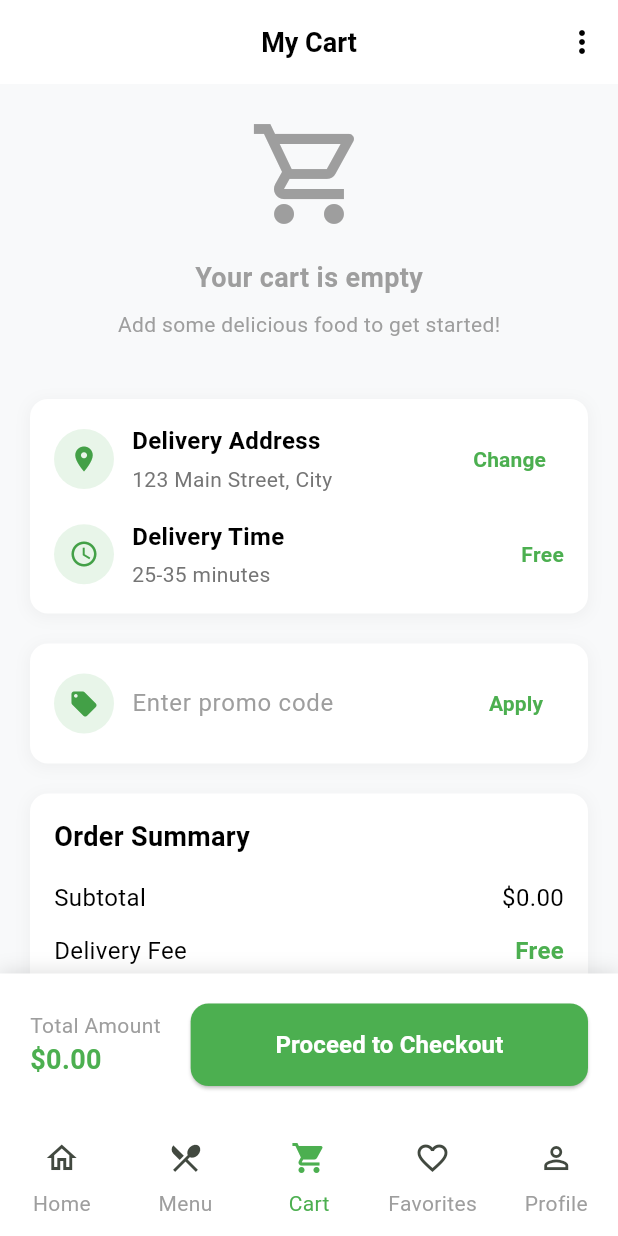
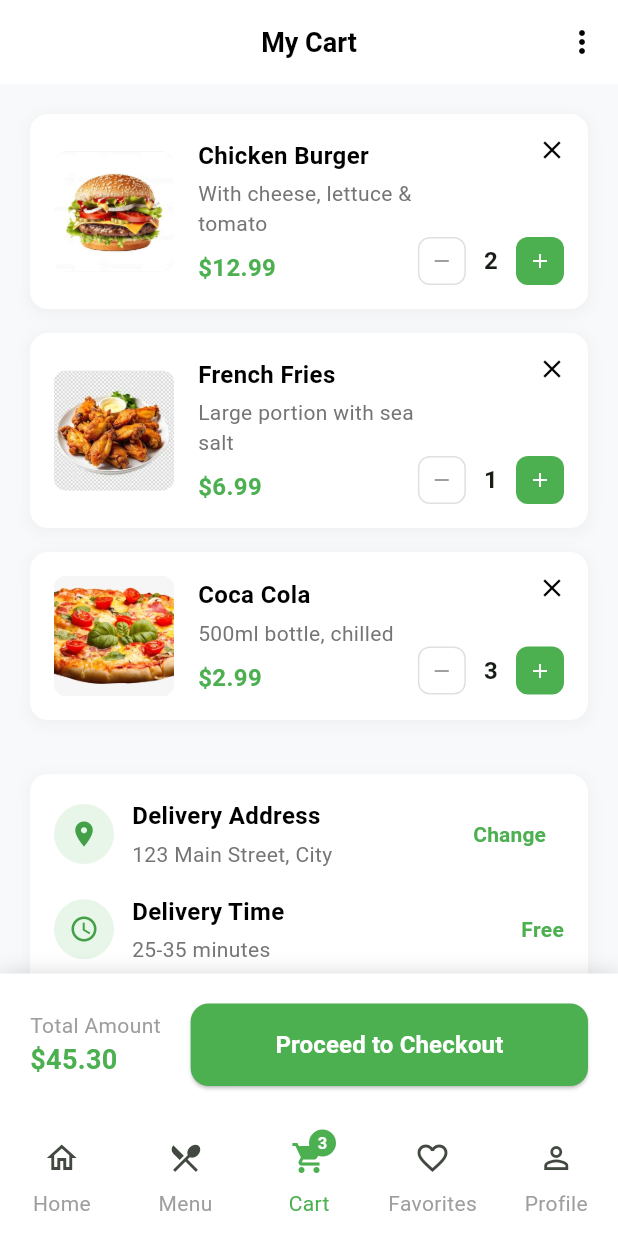
Before and after one commit to MDhafaR/tamplate-alfoodapp, a Flutter app: the screen it shows after launch, item 3 of the bottom bar chosen, on a phone screen of 412 x 824 dp. Run offline on Flutter 3.47's test engine with Material 3 defaults, Android fonts, the phone set to English and light mode, and no system bars; our stand-ins replace flutter_svg; missing offline and left inert: slide_switcher.

Commit message:
init week 3

```diff
--- a/lib/pages/cart_page.dart
+++ b/lib/pages/cart_page.dart
@@ -1,13 +1,10 @@
 import 'package:flutter/material.dart';
-// TODO: Import flutter_bloc untuk state management
-// import 'package:flutter_bloc/flutter_bloc.dart';
-// TODO: Import CartCubit untuk mengelola state cart
-// import '../cubit/cart_cubit.dart';
-// TODO: Import CartItemWidget untuk menampilkan item cart
-// import '../widgets/cart_item_widget.dart';
+import '../widgets/cart_item_widget.dart';
 import '../widgets/delivery_info_widget.dart';
 import '../widgets/promo_code_widget.dart';
 import '../widgets/order_summary_widget.dart';
+import '../models/cart_item.dart';
+import '../models/food_item.dart';
 
 class CartPage extends StatelessWidget {
   const CartPage({super.key});
@@ -37,32 +34,17 @@ class CartPage extends StatelessWidget {
           ),
         ],
       ),
-      body: Column(
-        children: [
-          Expanded(
-            child: SingleChildScrollView(
-              padding: const EdgeInsets.all(20),
-              child: Column(
-                children: [
-                  // TODO: Implementasi BlocBuilder untuk state management
-                  // BlocBuilder<CartCubit, CartState>(
-                  //   builder: (context, state) {
-                  //     if (state is CartInitial) {
-                  //       return const Center(child: CircularProgressIndicator());
-                  //     }
-                  //     if (state is CartLoaded) {
-                  //       final cartCubit = context.read<CartCubit>();
-                  //       if (cartCubit.cartItems.isEmpty) {
-                  //         return const Center(/* Empty cart UI */);
-                  //       }
-                  //       return Column(/* Cart items and summary */);
-                  //     }
-                  //     return const Center(child: Text('Something went wrong'));
-                  //   },
-                  // ),
+      body: Builder(
+        builder: (context) {
+          // TODO: Implement state management for cart data
+          final cartItems = _getStaticCartItems();
+          final subtotal = _calculateSubtotal(cartItems);
+          final deliveryFee = 0.0;
+          final tax = subtotal * 0.08;
+          final total = subtotal + deliveryFee + tax;
 
-                  // TODO: Implementasi kondisi empty cart
-                  const Center(
+          if (cartItems.isEmpty) {
+            return const Center(
               child: Column(
                 mainAxisAlignment: MainAxisAlignment.center,
                 children: [
@@ -87,17 +69,24 @@ class CartPage extends StatelessWidget {
                   ),
                 ],
               ),
+            );
+          }
+
+          return Column(
+            children: [
+              Expanded(
+                child: SingleChildScrollView(
+                  padding: const EdgeInsets.all(20),
+                  child: Column(
+                    children: [
+                      // Cart Items Section
+                      ...cartItems.map(
+                        (cartItem) => Padding(
+                          padding: const EdgeInsets.only(bottom: 16),
+                          child: CartItemWidget(cartItem: cartItem),
+                        ),
                       ),
 
-                  const SizedBox(height: 20),
-
-                  // TODO: Implementasi daftar cart items dengan BlocBuilder
-                  // ...cartCubit.cartItems.map(
-                  //   (cartItem) => Padding(
-                  //     padding: const EdgeInsets.only(bottom: 16),
-                  //     child: CartItemWidget(cartItem: cartItem),
-                  //   ),
-                  // ),
                       const SizedBox(height: 20),
 
                       // Delivery Information Section
@@ -110,20 +99,12 @@ class CartPage extends StatelessWidget {
 
                       const SizedBox(height: 20),
 
-                  // TODO: Implementasi Order Summary dengan data dari Cubit
-                  // OrderSummaryWidget(
-                  //   subtotal: cartCubit.subtotal,
-                  //   deliveryFee: cartCubit.deliveryFee,
-                  //   tax: cartCubit.tax,
-                  //   total: cartCubit.total,
-                  // ),
-
-                  // Static Order Summary untuk template
+                      // Order Summary Section
                       OrderSummaryWidget(
-                    subtotal: 0.0,
-                    deliveryFee: 0.0,
-                    tax: 0.0,
-                    total: 0.0,
+                        subtotal: subtotal,
+                        deliveryFee: deliveryFee,
+                        tax: tax,
+                        total: total,
                       ),
 
                       const SizedBox(height: 100), // Space for bottom bar
@@ -155,18 +136,9 @@ class CartPage extends StatelessWidget {
                           'Total Amount',
                           style: TextStyle(fontSize: 14, color: Colors.grey),
                         ),
-                    // TODO: Implementasi total amount dari Cubit
-                    // Text(
-                    //   '\$${cartCubit.total.toStringAsFixed(2)}',
-                    //   style: const TextStyle(
-                    //     fontSize: 18,
-                    //     fontWeight: FontWeight.bold,
-                    //     color: Colors.green,
-                    //   ),
-                    // ),
-                    const Text(
-                      '\$0.00',
-                      style: TextStyle(
+                        Text(
+                          '\$${total.toStringAsFixed(2)}',
+                          style: const TextStyle(
                             fontSize: 18,
                             fontWeight: FontWeight.bold,
                             color: Colors.green,
@@ -178,7 +150,7 @@ class CartPage extends StatelessWidget {
                     Expanded(
                       child: ElevatedButton(
                         onPressed: () {
-                      // TODO: Implementasi navigasi ke checkout
+                          // Navigate to checkout
                           ScaffoldMessenger.of(context).showSnackBar(
                             const SnackBar(
                               content: Text('Proceeding to checkout...'),
@@ -207,7 +179,58 @@ class CartPage extends StatelessWidget {
                 ),
               ),
             ],
+          );
+        },
       ),
     );
   }
+
+  // TODO: Replace with state management
+  List<CartItem> _getStaticCartItems() {
+    return [
+      CartItem(
+        id: '1',
+        foodItem: FoodItem(
+          id: '1',
+          name: 'Chicken Burger',
+          description: 'With cheese, lettuce & tomato',
+          price: 12.99,
+          rating: 4.8,
+          imageUrl: 'assets/images/classic-beef-burger.jpeg',
+          category: 'Burger',
+        ),
+        quantity: 2,
+      ),
+      CartItem(
+        id: '2',
+        foodItem: FoodItem(
+          id: '2',
+          name: 'French Fries',
+          description: 'Large portion with sea salt',
+          price: 6.99,
+          rating: 4.5,
+          imageUrl: 'assets/images/crispy-chicken-wings.jpeg',
+          category: 'Side',
+        ),
+        quantity: 1,
+      ),
+      CartItem(
+        id: '3',
+        foodItem: FoodItem(
+          id: '3',
+          name: 'Coca Cola',
+          description: '500ml bottle, chilled',
+          price: 2.99,
+          rating: 4.0,
+          imageUrl: 'assets/images/margherita-pizza.png',
+          category: 'Drink',
+        ),
+        quantity: 3,
+      ),
+    ];
   }
+
+  double _calculateSubtotal(List<CartItem> cartItems) {
+    return cartItems.fold(0.0, (sum, item) => sum + item.totalPrice);
+  }
+}
--- a/lib/pages/main_page.dart
+++ b/lib/pages/main_page.dart
@@ -1,13 +1,9 @@
 import 'package:flutter/material.dart';
-// TODO: Import flutter_bloc untuk state management
-// import 'package:flutter_bloc/flutter_bloc.dart';
 import 'home_page.dart';
 import 'menu_page.dart';
 import 'cart_page.dart';
 import 'favorites_page.dart';
 import 'profile_page.dart';
-// TODO: Import CartCubit untuk mengelola state cart
-// import '../cubit/cart_cubit.dart';
 
 class MainPage extends StatefulWidget {
   const MainPage({super.key});
@@ -31,15 +27,12 @@ class _MainPageState extends State<MainPage> {
   Widget build(BuildContext context) {
     return Scaffold(
       body: _pages[_selectedIndex],
-      bottomNavigationBar: Theme(
-        // TODO: Implementasi BlocBuilder untuk state management cart
-        // BlocBuilder<CartCubit, CartState>(
-        //   builder: (context, state) {
-        //     int cartItemCount = 0;
-        //     if (state is CartLoaded) {
-        //       cartItemCount = context.read<CartCubit>().itemCount;
-        //     }
-        //     return Theme(
+      bottomNavigationBar: Builder(
+        builder: (context) {
+          // TODO: Implement state management for cart count
+          int cartItemCount = 3;
+
+          return Theme(
             data: Theme.of(context).copyWith(
               navigationBarTheme: NavigationBarThemeData(
                 labelTextStyle: MaterialStateProperty.resolveWith<TextStyle?>((
@@ -70,7 +63,10 @@ class _MainPageState extends State<MainPage> {
                 ),
                 NavigationDestination(
                   icon: Icon(Icons.restaurant_menu_outlined),
-              selectedIcon: Icon(Icons.restaurant_menu, color: Colors.green),
+                  selectedIcon: Icon(
+                    Icons.restaurant_menu,
+                    color: Colors.green,
+                  ),
                   label: 'Menu',
                 ),
                 NavigationDestination(
@@ -78,70 +74,68 @@ class _MainPageState extends State<MainPage> {
                     clipBehavior: Clip.none,
                     children: [
                       Icon(Icons.shopping_cart_outlined),
-                  // TODO: Implementasi cart item count dari state management
-                  // if (cartItemCount > 0)
-                  //   Positioned(
-                  //     right: -6,
-                  //     top: -8,
-                  //     child: Container(
-                  //       padding: const EdgeInsets.symmetric(
-                  //         horizontal: 4,
-                  //         vertical: 2,
-                  //       ),
-                  //       decoration: const BoxDecoration(
-                  //         color: Colors.green,
-                  //         shape: BoxShape.circle,
-                  //       ),
-                  //       constraints: const BoxConstraints(
-                  //         minWidth: 18,
-                  //         minHeight: 18,
-                  //       ),
-                  //       child: Text(
-                  //         '$cartItemCount',
-                  //         style: const TextStyle(
-                  //           color: Colors.white,
-                  //           fontSize: 11,
-                  //           fontWeight: FontWeight.bold,
-                  //         ),
-                  //         textAlign: TextAlign.center,
-                  //       ),
-                  //     ),
-                  //   ),
+                      if (cartItemCount > 0)
+                        Positioned(
+                          right: -6,
+                          top: -8,
+                          child: Container(
+                            padding: const EdgeInsets.symmetric(
+                              horizontal: 4,
+                              vertical: 2,
+                            ),
+                            decoration: const BoxDecoration(
+                              color: Colors.green,
+                              shape: BoxShape.circle,
+                            ),
+                            constraints: const BoxConstraints(
+                              minWidth: 18,
+                              minHeight: 18,
+                            ),
+                            child: Text(
+                              '$cartItemCount',
+                              style: const TextStyle(
+                                color: Colors.white,
+                                fontSize: 11,
+                                fontWeight: FontWeight.bold,
+                              ),
+                              textAlign: TextAlign.center,
+                            ),
+                          ),
+                        ),
                     ],
                   ),
                   selectedIcon: Stack(
                     clipBehavior: Clip.none,
                     children: [
                       Icon(Icons.shopping_cart, color: Colors.green),
-                  // TODO: Implementasi cart item count dari state management
-                  // if (cartItemCount > 0)
-                  //   Positioned(
-                  //     right: -6,
-                  //     top: -8,
-                  //     child: Container(
-                  //       padding: const EdgeInsets.symmetric(
-                  //         horizontal: 4,
-                  //         vertical: 2,
-                  //       ),
-                  //       decoration: const BoxDecoration(
-                  //         color: Colors.green,
-                  //         shape: BoxShape.circle,
-                  //       ),
-                  //       constraints: const BoxConstraints(
-                  //         minWidth: 18,
-                  //         minHeight: 18,
-                  //       ),
-                  //       child: Text(
-                  //         '$cartItemCount',
-                  //         style: const TextStyle(
-                  //           color: Colors.white,
-                  //           fontSize: 11,
-                  //           fontWeight: FontWeight.bold,
-                  //         ),
-                  //         textAlign: TextAlign.center,
-                  //       ),
-                  //     ),
-                  //   ),
+                      if (cartItemCount > 0)
+                        Positioned(
+                          right: -6,
+                          top: -8,
+                          child: Container(
+                            padding: const EdgeInsets.symmetric(
+                              horizontal: 4,
+                              vertical: 2,
+                            ),
+                            decoration: const BoxDecoration(
+                              color: Colors.green,
+                              shape: BoxShape.circle,
+                            ),
+                            constraints: const BoxConstraints(
+                              minWidth: 18,
+                              minHeight: 18,
+                            ),
+                            child: Text(
+                              '$cartItemCount',
+                              style: const TextStyle(
+                                color: Colors.white,
+                                fontSize: 11,
+                                fontWeight: FontWeight.bold,
+                              ),
+                              textAlign: TextAlign.center,
+                            ),
+                          ),
+                        ),
                     ],
                   ),
                   label: 'Cart',
@@ -158,6 +152,8 @@ class _MainPageState extends State<MainPage> {
                 ),
               ],
             ),
+          );
+        },
       ),
     );
   }
--- a/lib/widgets/cart_item_widget.dart
+++ b/lib/widgets/cart_item_widget.dart
@@ -1,8 +1,4 @@
 import 'package:flutter/material.dart';
-// TODO: Import flutter_bloc untuk state management
-// import 'package:flutter_bloc/flutter_bloc.dart';
-// TODO: Import CartCubit untuk mengelola state cart
-// import '../cubit/cart_cubit.dart';
 import '../models/cart_item.dart';
 
 class CartItemWidget extends StatelessWidget {
@@ -100,14 +96,10 @@ class CartItemWidget extends StatelessWidget {
                     Row(
                       children: [
                         // Minus Button
-                        // TODO: Implementasi state management untuk decrease quantity
                         GestureDetector(
                           onTap: () {
-                            // TODO: Implementasi updateQuantity dengan Cubit
-                            // context.read<CartCubit>().updateQuantity(
-                            //   cartItem.id,
-                            //   cartItem.quantity - 1,
-                            // );
+                            // TODO: Implement state management
+                            print('Decrease quantity for ${cartItem.id}');
                           },
                           child: Container(
                             width: 32,
@@ -138,14 +130,10 @@ class CartItemWidget extends StatelessWidget {
                         const SizedBox(width: 12),
 
                         // Plus Button
-                        // TODO: Implementasi state management untuk increase quantity
                         GestureDetector(
                           onTap: () {
-                            // TODO: Implementasi updateQuantity dengan Cubit
-                            // context.read<CartCubit>().updateQuantity(
-                            //   cartItem.id,
-                            //   cartItem.quantity + 1,
-                            // );
+                            // TODO: Implement state management
+                            print('Increase quantity for ${cartItem.id}');
                           },
                           child: Container(
                             width: 32,
@@ -174,8 +162,8 @@ class CartItemWidget extends StatelessWidget {
           right: 0,
           child: IconButton(
             onPressed: () {
-              // TODO: Implementasi removeFromCart dengan Cubit
-              // context.read<CartCubit>().removeFromCart(cartItem.id);
+              // TODO: Implement state management
+              print('Remove item ${cartItem.id} from cart');
             },
             icon: const Icon(Icons.close, color: Colors.black, size: 20),
           ),
--- a/pubspec.yaml
+++ b/pubspec.yaml
@@ -36,8 +36,7 @@ dependencies:
   cupertino_icons: ^1.0.8
   flutter_svg: ^2.2.1
   slide_switcher: ^1.1.2
-  # TODO: Tambahkan flutter_bloc untuk state management
-  # flutter_bloc: ^8.1.6
+  # TODO: Add flutter_bloc dependency
 
 dev_dependencies:
   flutter_test:
```
Also changed, not shown: lib/main.dart (+0 -18 lines), lib/pages/home_page.dart (+0 -9 lines), lib/widgets/add_to_cart_section.dart (+0 -7 lines), 1 other file. Lines whose indentation alone changed are shown as unchanged.
